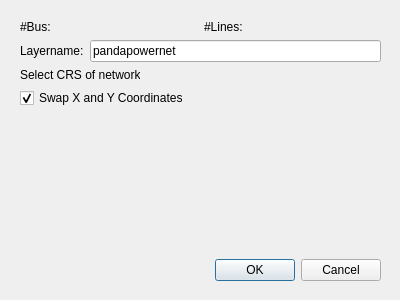
Above: pandapower_import_dialog_base.ui from e2nIEE/pandapower-qgis before the change. Below: the same form after it.
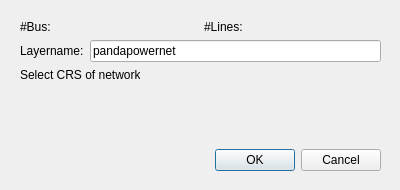
That is the form after the change. Custom widgets are drawn as their Qt base class.

Commit message: fixed projection conversion issue fixed swapped xy coords moved crs handling to convert coords and dump_to_geojson

```diff
--- a/pandapower_import_dialog_base.ui
+++ b/pandapower_import_dialog_base.ui
@@ -7,7 +7,7 @@
     <x>0</x>
     <y>0</y>
     <width>400</width>
-    <height>300</height>
+    <height>190</height>
    </rect>
   </property>
   <property name="windowTitle">
@@ -16,13 +16,13 @@
   <property name="locale">
    <locale language="English" country="Germany"/>
   </property>
-  <widget class="QWidget" name="">
+  <widget class="QWidget" name="layoutWidget">
    <property name="geometry">
     <rect>
      <x>20</x>
      <y>20</y>
      <width>361</width>
-     <height>261</height>
+     <height>151</height>
     </rect>
    </property>
    <layout class="QVBoxLayout" name="verticalLayout">
@@ -146,19 +146,6 @@
       </item>
      </layout>
     </item>
-    <item>
-     <widget class="QCheckBox" name="swapCoords">
-      <property name="enabled">
-       <bool>true</bool>
-      </property>
-      <property name="text">
-       <string>Swap X and Y Coordinates</string>
-      </property>
-      <property name="checked">
-       <bool>true</bool>
-      </property>
-     </widget>
-    </item>
     <item>
      <spacer name="verticalSpacer">
       <property name="orientation">
```
Left out of the diff: 1 changed line with no effect on the pictures. The commit also changes 2 other files.
